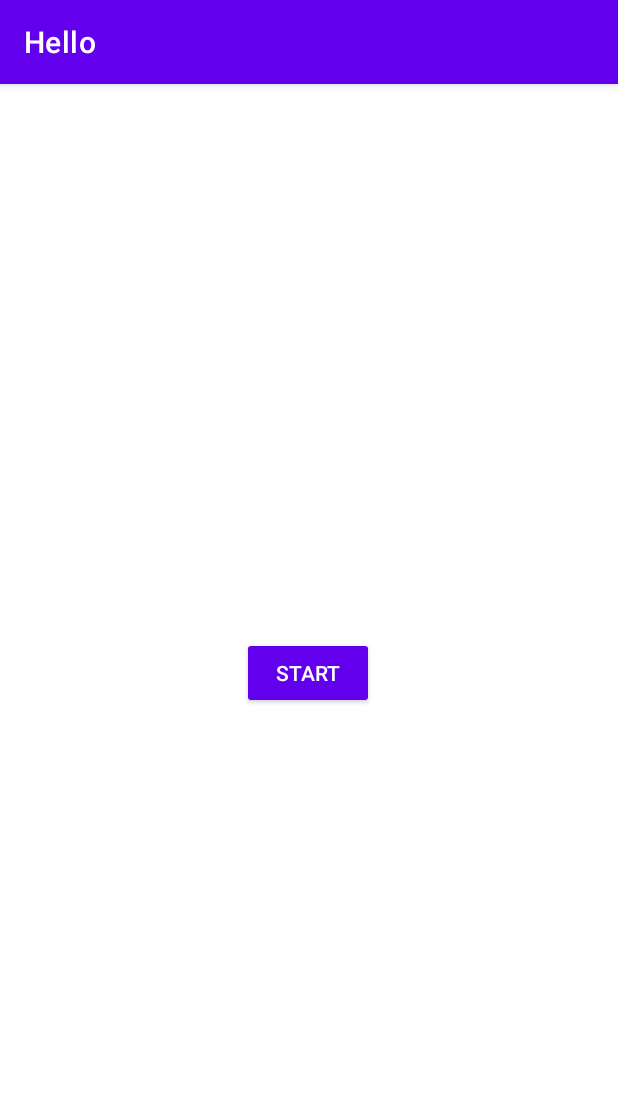
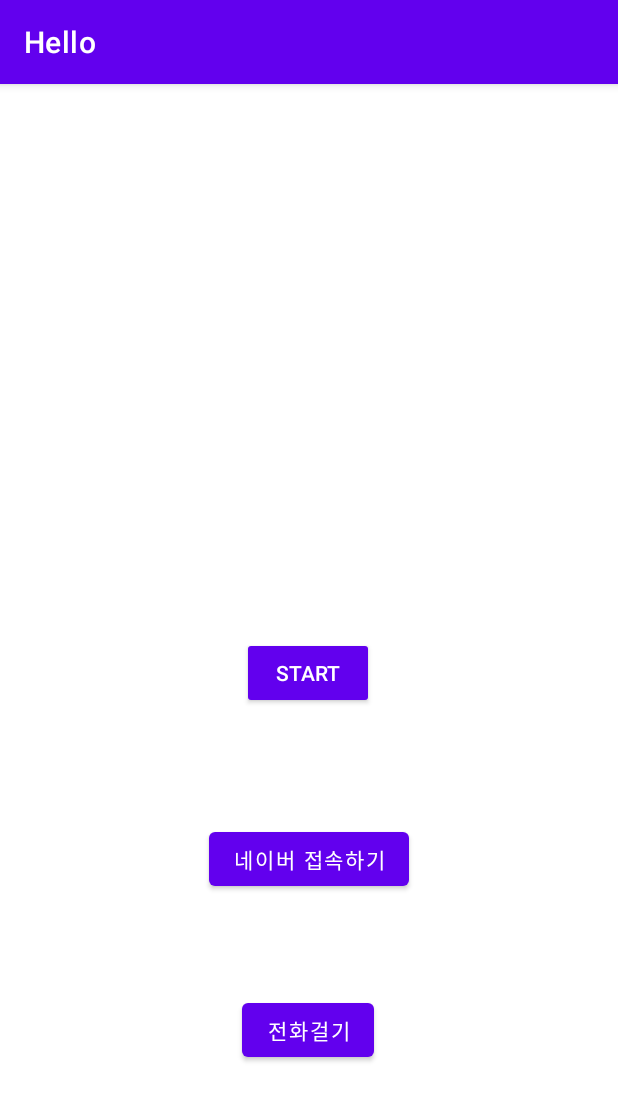
Before and after one commit to ohMySunset/Android, an Android app: the screen it shows after launch (MainActivity), on a phone screen of 412 x 824 dp. Shown: the top 1101 px of the screen. Run offline under Robolectric (Android 15) with nearby library versions, the phone set to English and light mode, and no system bars.

Commit message:
Update : add ButtonEvent(Link, Call)

```diff
--- a/FirstProject/app/src/main/java/org/techtown/hello/MainActivity.java
+++ b/FirstProject/app/src/main/java/org/techtown/hello/MainActivity.java
@@ -1,5 +1,7 @@
 package org.techtown.hello;
 
+import android.content.Intent;
+import android.net.Uri;
 import android.os.Bundle;
 import android.view.View;
 import android.widget.Toast;
@@ -17,4 +19,14 @@ public class MainActivity extends AppCompatActivity {
     public void onButton1Clicked(View v){
         Toast.makeText(this.getApplicationContext(), "확인1 버튼이 눌렸어요.", Toast.LENGTH_LONG).show();
     }
+
+    public void onButton2Clicked(View v){
+        Intent myIntent = new Intent(Intent.ACTION_VIEW, Uri.parse("http://m.naver.com"));
+        startActivity(myIntent);
+    }
+
+    public void onButton3Clicked(View v){
+        Intent myIntent = new Intent(Intent.ACTION_VIEW, Uri.parse("tel:010-1000-1000"));
+        startActivity(myIntent);
+    }
 }
--- a/FirstProject/app/src/main/res/layout/activity_main.xml
+++ b/FirstProject/app/src/main/res/layout/activity_main.xml
@@ -19,4 +19,31 @@
         app:layout_constraintStart_toStartOf="parent"
         app:layout_constraintTop_toTopOf="parent"
         app:layout_constraintVertical_bias="0.512" />
+
+    <Button
+        android:id="@+id/button2"
+        android:layout_width="wrap_content"
+        android:layout_height="wrap_content"
+        android:layout_marginTop="76dp"
+        android:onClick="onButton2Clicked"
+        android:text="네이버 접속하기"
+        app:layout_constraintBottom_toBottomOf="parent"
+        app:layout_constraintEnd_toEndOf="parent"
+        app:layout_constraintStart_toStartOf="parent"
+        app:layout_constraintTop_toBottomOf="@+id/button"
+        app:layout_constraintVertical_bias="0.0" />
+
+    <Button
+        android:id="@+id/button3"
+        android:layout_width="wrap_content"
+        android:layout_height="wrap_content"
+        android:layout_marginTop="44dp"
+        android:onClick="onButton3Clicked"
+        android:text="전화걸기"
+        app:layout_constraintBottom_toBottomOf="parent"
+        app:layout_constraintEnd_toEndOf="parent"
+        app:layout_constraintHorizontal_bias="0.498"
+        app:layout_constraintStart_toStartOf="parent"
+        app:layout_constraintTop_toBottomOf="@+id/button2"
+        app:layout_constraintVertical_bias="0.162" />
 </androidx.constraintlayout.widget.ConstraintLayout>
```
